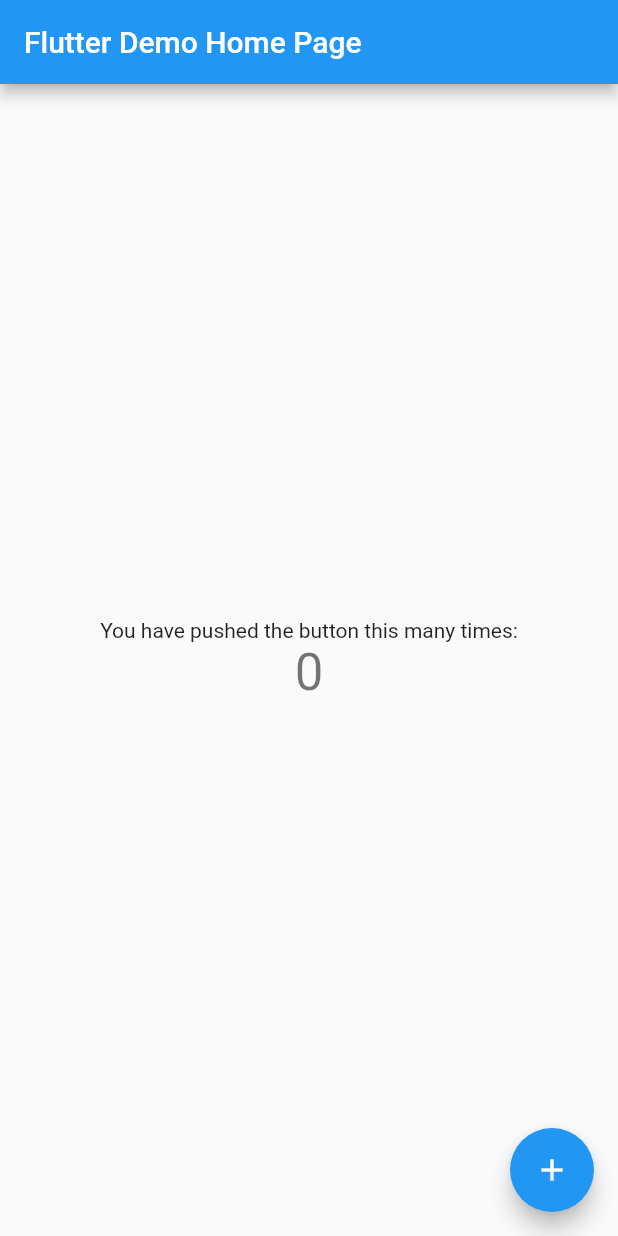
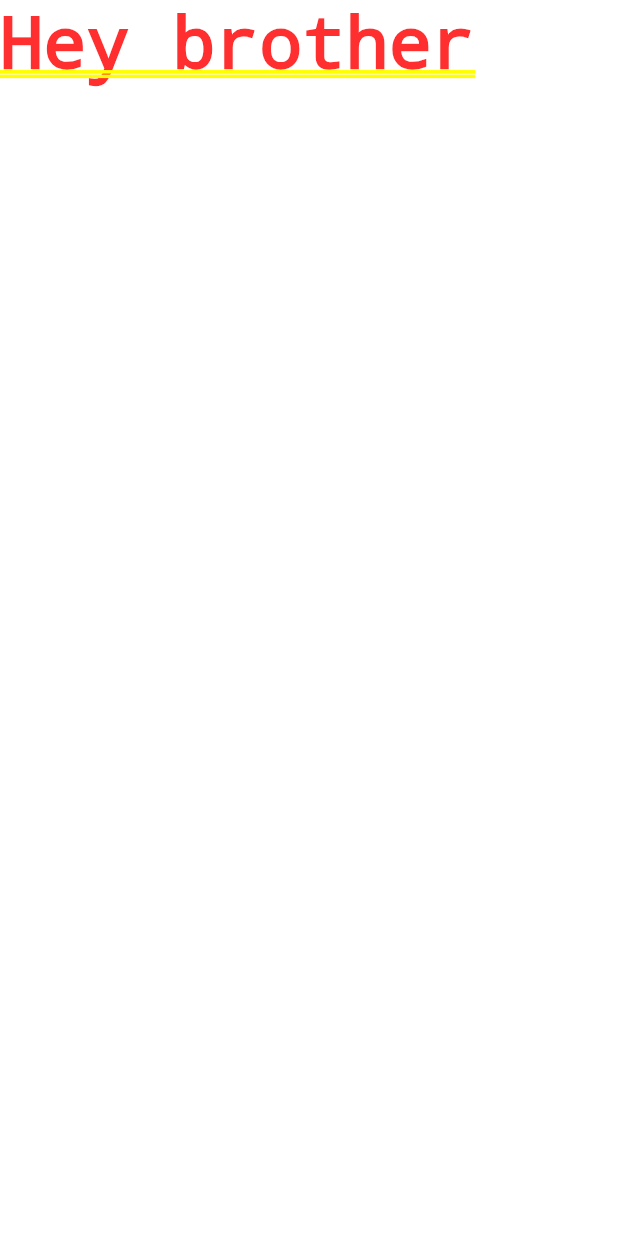
Before and after one commit to ThaoLuu2611/flutter-beginner, a Flutter app: the screen it shows after launch, on a phone screen of 412 x 824 dp. Run offline on Flutter 3.47's test engine with Material 2 defaults, Android fonts, the phone set to English and light mode, and no system bars.

Commit message:
simple screen

```diff
--- a/flutter_first_app/lib/main.dart
+++ b/flutter_first_app/lib/main.dart
@@ -1,111 +1,6 @@
 import 'package:flutter/material.dart';
 
-void main() => runApp(MyApp());
+void main() => runApp(MaterialApp(
+  home: Text('Hey brother'),
 
-class MyApp extends StatelessWidget {
-  // This widget is the root of your application.
-  @override
-  Widget build(BuildContext context) {
-    return MaterialApp(
-      title: 'Flutter Demo',
-      theme: ThemeData(
-        // This is the theme of your application.
-        //
-        // Try running your application with "flutter run". You'll see the
-        // application has a blue toolbar. Then, without quitting the app, try
-        // changing the primarySwatch below to Colors.green and then invoke
-        // "hot reload" (press "r" in the console where you ran "flutter run",
-        // or simply save your changes to "hot reload" in a Flutter IDE).
-        // Notice that the counter didn't reset back to zero; the application
-        // is not restarted.
-        primarySwatch: Colors.blue,
-      ),
-      home: MyHomePage(title: 'Flutter Demo Home Page'),
-    );
-  }
-}
-
-class MyHomePage extends StatefulWidget {
-  MyHomePage({Key key, this.title}) : super(key: key);
-
-  // This widget is the home page of your application. It is stateful, meaning
-  // that it has a State object (defined below) that contains fields that affect
-  // how it looks.
-
-  // This class is the configuration for the state. It holds the values (in this
-  // case the title) provided by the parent (in this case the App widget) and
-  // used by the build method of the State. Fields in a Widget subclass are
-  // always marked "final".
-
-  final String title;
-
-  @override
-  _MyHomePageState createState() => _MyHomePageState();
-}
-
-class _MyHomePageState extends State<MyHomePage> {
-  int _counter = 0;
-
-  void _incrementCounter() {
-    setState(() {
-      // This call to setState tells the Flutter framework that something has
-      // changed in this State, which causes it to rerun the build method below
-      // so that the display can reflect the updated values. If we changed
-      // _counter without calling setState(), then the build method would not be
-      // called again, and so nothing would appear to happen.
-      _counter++;
-    });
-  }
-
-  @override
-  Widget build(BuildContext context) {
-    // This method is rerun every time setState is called, for instance as done
-    // by the _incrementCounter method above.
-    //
-    // The Flutter framework has been optimized to make rerunning build methods
-    // fast, so that you can just rebuild anything that needs updating rather
-    // than having to individually change instances of widgets.
-    return Scaffold(
-      appBar: AppBar(
-        // Here we take the value from the MyHomePage object that was created by
-        // the App.build method, and use it to set our appbar title.
-        title: Text(widget.title),
-      ),
-      body: Center(
-        // Center is a layout widget. It takes a single child and positions it
-        // in the middle of the parent.
-        child: Column(
-          // Column is also a layout widget. It takes a list of children and
-          // arranges them vertically. By default, it sizes itself to fit its
-          // children horizontally, and tries to be as tall as its parent.
-          //
-          // Invoke "debug painting" (press "p" in the console, choose the
-          // "Toggle Debug Paint" action from the Flutter Inspector in Android
-          // Studio, or the "Toggle Debug Paint" command in Visual Studio Code)
-          // to see the wireframe for each widget.
-          //
-          // Column has various properties to control how it sizes itself and
-          // how it positions its children. Here we use mainAxisAlignment to
-          // center the children vertically; the main axis here is the vertical
-          // axis because Columns are vertical (the cross axis would be
-          // horizontal).
-          mainAxisAlignment: MainAxisAlignment.center,
-          children: <Widget>[
-            Text(
-              'You have pushed the button this many times:',
-            ),
-            Text(
-              '$_counter',
-              style: Theme.of(context).textTheme.display1,
-            ),
-          ],
-        ),
-      ),
-      floatingActionButton: FloatingActionButton(
-        onPressed: _incrementCounter,
-        tooltip: 'Increment',
-        child: Icon(Icons.add),
-      ), // This trailing comma makes auto-formatting nicer for build methods.
-    );
-  }
-}
+));
```
